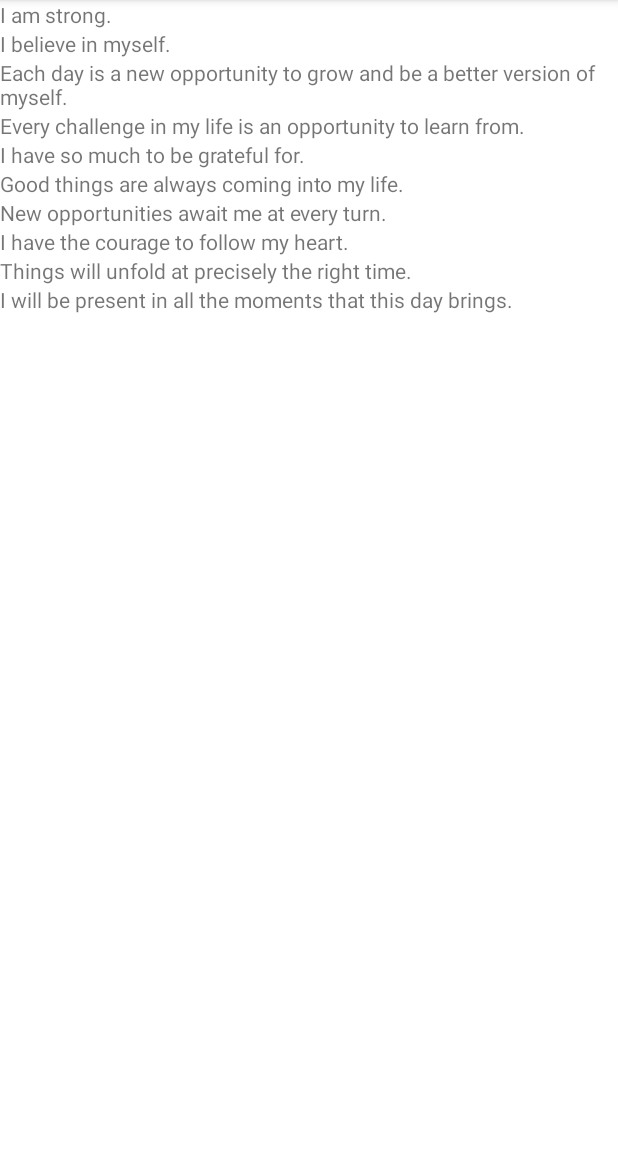
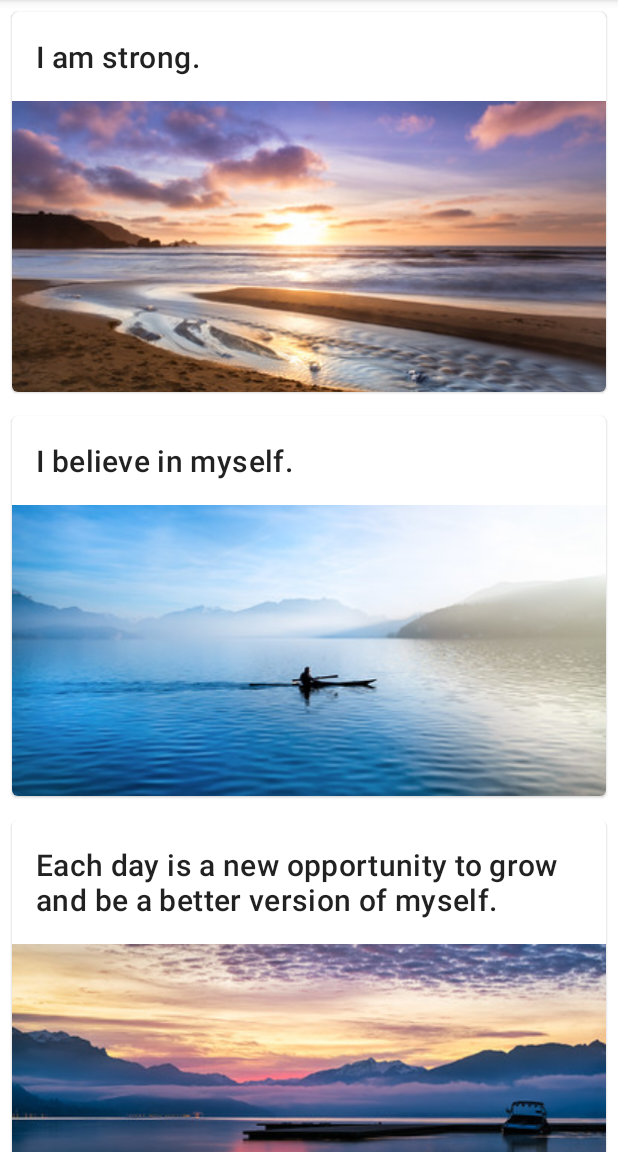
Before and after one commit to Cheruiyotd/Affirmations2, an Android app: the screen it shows after launch (MainActivity), on a phone screen of 412 x 824 dp, the part 84-1236 px from its top. Run offline under Robolectric (Android 15) with nearby library versions, the phone set to English and light mode, and no system bars.

Commit message:
Added imageview

```diff
--- a/app/src/main/java/com/example/affirmations/adapter/ItemAdapter.kt
+++ b/app/src/main/java/com/example/affirmations/adapter/ItemAdapter.kt
@@ -4,6 +4,7 @@ import android.content.Context
 import android.view.LayoutInflater
 import android.view.View
 import android.view.ViewGroup
+import android.widget.ImageView
 import android.widget.TextView
 import androidx.recyclerview.widget.RecyclerView
 import com.example.affirmations.R
@@ -14,6 +15,7 @@ class ItemAdapter(private val context: Context, private val dataset: List<Affirm
     class ItemViewHolder(view: View) :
         RecyclerView.ViewHolder(view) {
         val textView: TextView = view.findViewById(R.id.item_title)
+        val imageView: ImageView = view.findViewById(R.id.item_image)
     }
 
     override fun onCreateViewHolder(parent: ViewGroup, viewType: Int): ItemViewHolder {
@@ -29,5 +31,6 @@ class ItemAdapter(private val context: Context, private val dataset: List<Affirm
     override fun onBindViewHolder(holder: ItemViewHolder, position: Int) {
         val item = dataset[position]
         holder.textView.text = context.resources.getString(item.stringResourceId)
+        holder.imageView.setImageResource(item.imageResourceId)
     }
 }
--- a/app/src/main/java/com/example/affirmations/data/Datasource.kt
+++ b/app/src/main/java/com/example/affirmations/data/Datasource.kt
@@ -5,15 +5,17 @@ import com.example.affirmations.model.Affirmation
 
 class Datasource {
     fun loadAffirmations( ): List<Affirmation>{
-        return listOf<Affirmation>(Affirmation(R.string.affirmation1),
-            Affirmation(R.string.affirmation2),
-            Affirmation(R.string.affirmation3),
-            Affirmation(R.string.affirmation4),
-            Affirmation(R.string.affirmation5),
-            Affirmation(R.string.affirmation6),
-            Affirmation(R.string.affirmation7),
-            Affirmation(R.string.affirmation8),
-            Affirmation(R.string.affirmation9),
-            Affirmation(R.string.affirmation10))
+        return listOf<Affirmation>(
+            Affirmation(R.string.affirmation1, R.drawable.image1),
+            Affirmation(R.string.affirmation2, R.drawable.image2),
+            Affirmation(R.string.affirmation3, R.drawable.image3),
+            Affirmation(R.string.affirmation4, R.drawable.image4),
+            Affirmation(R.string.affirmation5, R.drawable.image5),
+            Affirmation(R.string.affirmation6, R.drawable.image6),
+            Affirmation(R.string.affirmation7, R.drawable.image7),
+            Affirmation(R.string.affirmation8, R.drawable.image8),
+            Affirmation(R.string.affirmation9, R.drawable.image9),
+            Affirmation(R.string.affirmation10, R.drawable.image10)
+        )
     }
 }
--- a/app/src/main/java/com/example/affirmations/model/Affirmation.kt
+++ b/app/src/main/java/com/example/affirmations/model/Affirmation.kt
@@ -1,3 +1,9 @@
 package com.example.affirmations.model
 
-data class Affirmation(val stringResourceId: Int){}
+import androidx.annotation.DrawableRes
+import androidx.annotation.StringRes
+
+data class Affirmation(
+    @StringRes val stringResourceId: Int,
+    @DrawableRes val imageResourceId: Int
+    )
--- a/app/src/main/res/layout/activity_main.xml
+++ b/app/src/main/res/layout/activity_main.xml
@@ -9,8 +9,8 @@
 
     <androidx.recyclerview.widget.RecyclerView
         android:id="@+id/recycler_view"
-        android:layout_width="409dp"
-        android:layout_height="354dp"
+        android:layout_width="match_parent"
+        android:layout_height="match_parent"
         app:layoutManager="LinearLayoutManager" />
 
 </FrameLayout>
--- a/app/src/main/res/layout/list_item.xml
+++ b/app/src/main/res/layout/list_item.xml
@@ -1,7 +1,29 @@
 <?xml version="1.0" encoding="utf-8"?>
-<TextView xmlns:android="http://schemas.android.com/apk/res/android"
-    android:id="@+id/item_title"
-    android:layout_width="wrap_content"
-    android:layout_height="wrap_content">
+<com.google.android.material.card.MaterialCardView xmlns:android="http://schemas.android.com/apk/res/android"
+    android:layout_width="match_parent"
+    android:layout_height="wrap_content"
+    android:orientation="vertical"
+    android:layout_margin="8dp">
 
-</TextView>
+    <LinearLayout
+        android:layout_width="match_parent"
+        android:layout_height="wrap_content"
+        android:orientation="vertical">
+
+        <TextView
+            android:id="@+id/item_title"
+            android:layout_width="wrap_content"
+            android:layout_height="wrap_content"
+            android:textAppearance="@style/TextAppearance.MaterialComponents.Headline6"
+            android:padding="16dp"/>
+
+        <ImageView
+            android:id="@+id/item_image"
+            android:layout_width="match_parent"
+            android:layout_height="194dp"
+            android:importantForAccessibility="no"
+            android:scaleType="centerCrop" />
+
+    </LinearLayout>
+
+</com.google.android.material.card.MaterialCardView>
```
Also changed, not shown: app/src/main/res/drawable/image1.jpg (added), app/src/main/res/drawable/image10.jpg (added), app/src/main/res/drawable/image2.jpg (added), app/src/main/res/drawable/image3.jpg (added), app/src/main/res/drawable/image4.jpg (added), app/src/main/res/drawable/image5.jpg (added), app/src/main/res/drawable/image6.jpg (added), app/src/main/res/drawable/image7.jpg (added), app/src/main/res/drawable/image8.jpg (added), app/src/main/res/drawable/image9.jpg (added).
